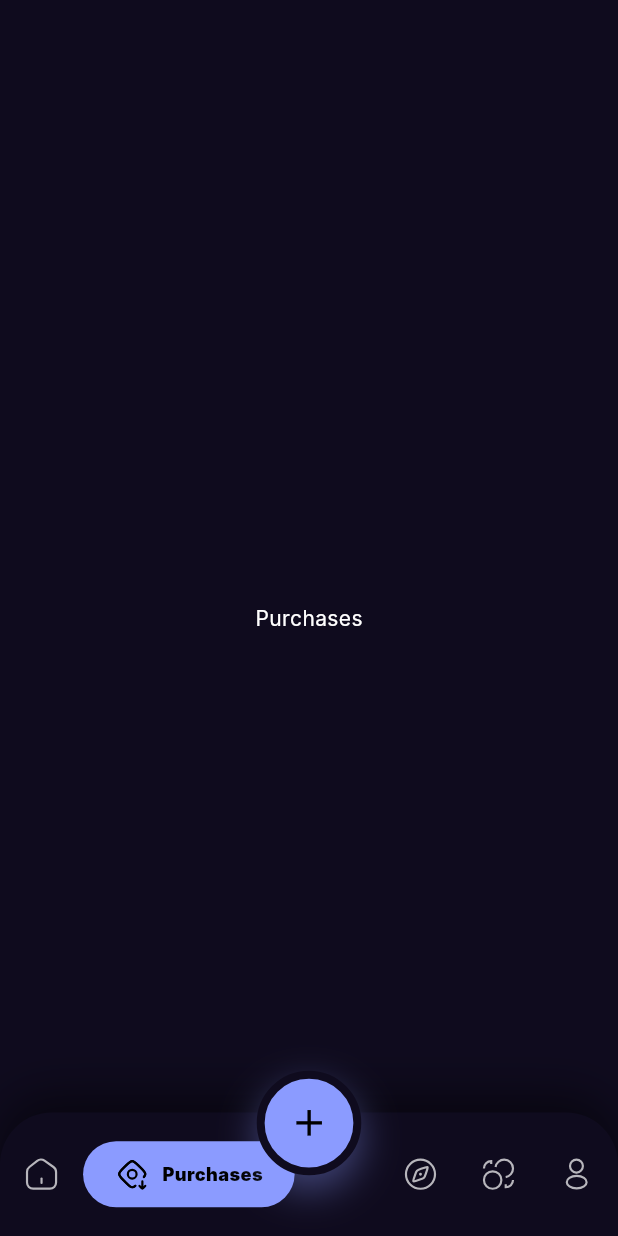
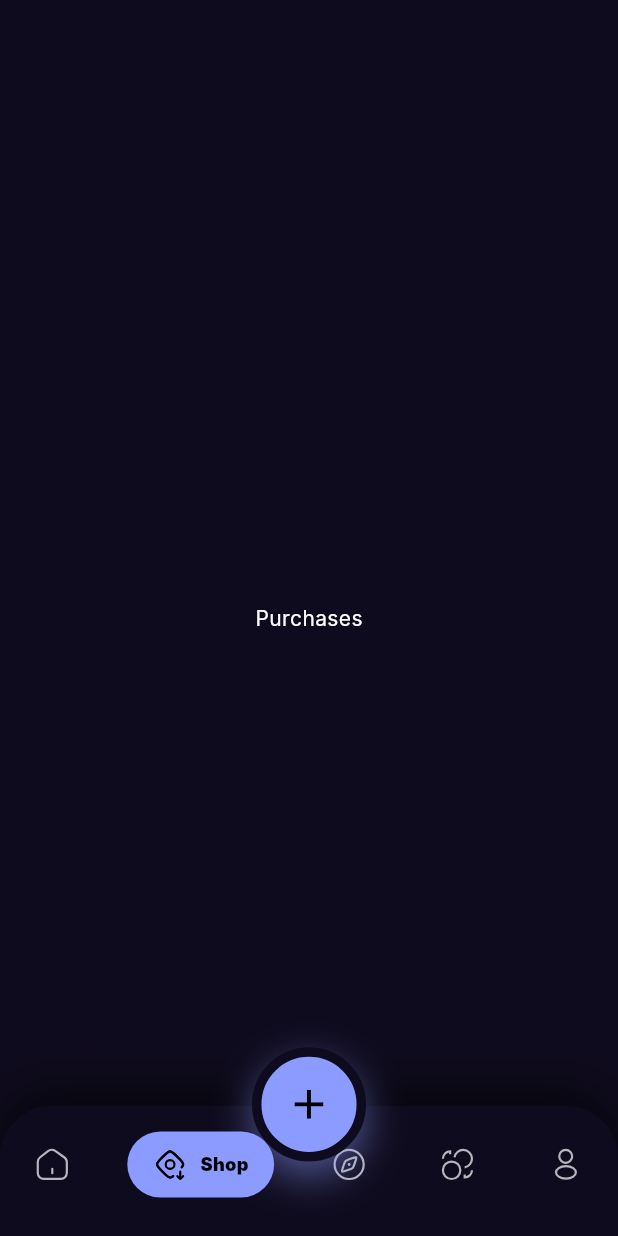
Before and after one commit to srsakilhossen302/live-stream-app, a Flutter app: the MainScreen screen opened by its route, item 2 of the bottom bar chosen, on a phone screen of 412 x 824 dp. Run offline on Flutter 3.47's test engine with Material 3 defaults, Android fonts, the phone set to English and light mode, and no system bars; our stand-ins replace flutter_screenutil, flutter_svg, get; network calls fail; Roboto replaces fonts that are missing (Inter).

Commit message:
Move FAB higher to prevent overlap with navbar items

```diff
--- a/lib/view/screens/main/screen/main_screen.dart
+++ b/lib/view/screens/main/screen/main_screen.dart
@@ -33,55 +33,56 @@ class MainScreen extends GetView<MainController> {
       children: [
         // Navbar Background
         Container(
-          height: 95.h,
+          height: 100.h,
           width: double.infinity,
           decoration: BoxDecoration(
-            color: const Color(0xFF0F0B1E), // Matching exact dark purple from mockup
+            color: const Color(0xFF0F0B1E),
             borderRadius: BorderRadius.only(
               topLeft: Radius.circular(40.r),
               topRight: Radius.circular(40.r),
             ),
             boxShadow: [
               BoxShadow(
-                color: Colors.black.withOpacity(0.5),
+                color: Colors.black.withOpacity(0.6),
                 blurRadius: 30.r,
                 offset: const Offset(0, -10),
               ),
             ],
           ),
+          padding: EdgeInsets.only(left: 12.w, right: 12.w, bottom: 10.h),
           child: Row(
-            mainAxisAlignment: MainAxisAlignment.spaceEvenly,
+            mainAxisAlignment: MainAxisAlignment.spaceBetween,
             children: [
               _navItem(0, "assets/icons/Home-navBar.svg", "Home"),
-              _navItem(1, "assets/icons/Purchases-navBar.svg", "Purchases"),
-              SizedBox(width: 50.w), // Gap for FAB
+              _navItem(1, "assets/icons/Purchases-navBar.svg", "Shop"),
+              // Center item Discover needs more space since it's directly under FAB
               _navItem(2, "assets/icons/Discover-navBar.svg", "Discover"),
-              _navItem(3, "assets/icons/Bidswap-navBar.svg", "Bidswap"),
-              _navItem(4, "assets/icons/Profile-navBar.svg", "Profile"),
+              _navItem(3, "assets/icons/Bidswap-navBar.svg", "Swap"),
+              _navItem(4, "assets/icons/Profile-navBar.svg", "User"),
             ],
           ),
         ),
-        // Floating Action Button
+        // Floating Action Button - Moved higher to avoid overlap
         Positioned(
-          top: -32.h,
+          top: -45.h, // Moved up from -32h
           child: GestureDetector(
             onTap: () => Get.log("Add Clicked"),
             child: Container(
-              width: 66.w,
-              height: 66.w,
+              width: 72.w,
+              height: 72.w,
               decoration: BoxDecoration(
                 color: const Color(0xFF8B9BFF),
                 shape: BoxShape.circle,
                 boxShadow: [
                   BoxShadow(
-                    color: const Color(0xFF8B9BFF).withOpacity(0.4),
+                    color: const Color(0xFF8B9BFF).withOpacity(0.5),
                     blurRadius: 25.r,
                     offset: const Offset(0, 10),
                   ),
                 ],
-                border: Border.all(color: const Color(0xFF0F0B1E), width: 5.w),
+                border: Border.all(color: const Color(0xFF0F0B1E), width: 6.w),
               ),
-              child: Icon(Icons.add, color: Colors.black, size: 34.sp),
+              child: Icon(Icons.add, color: Colors.black, size: 38.sp),
             ),
           ),
         ),
@@ -97,7 +98,7 @@ class MainScreen extends GetView<MainController> {
         child: AnimatedContainer(
           duration: const Duration(milliseconds: 350),
           curve: Curves.fastOutSlowIn,
-          padding: EdgeInsets.symmetric(horizontal: isSelected ? 20.w : 12.w, vertical: 12.h),
+          padding: EdgeInsets.symmetric(horizontal: isSelected ? 16.w : 10.w, vertical: 12.h),
           decoration: BoxDecoration(
             color: isSelected ? const Color(0xFF8B9BFF) : Colors.transparent,
             borderRadius: BorderRadius.circular(28.r),
```
